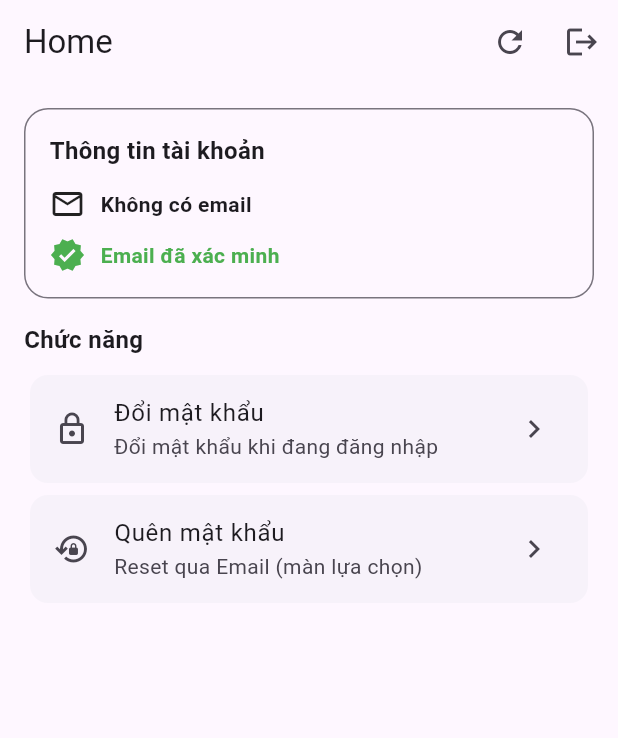
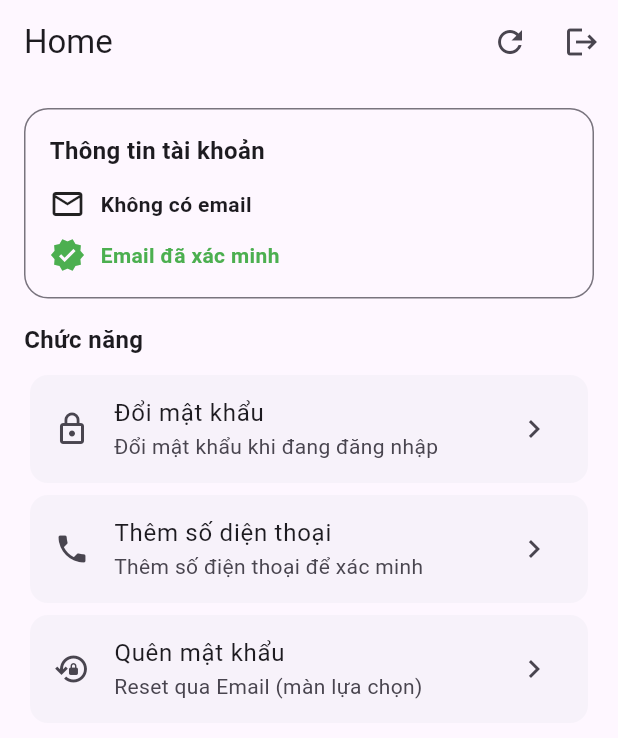
Before and after one commit to Percyy04/project_authen, a Flutter app: the screen it shows once a user with an empty profile is signed in, on a phone screen of 412 x 824 dp. Shown: the top 738 px of the screen. Run offline on Flutter 3.47's test engine with Material 3 defaults, Android fonts, the phone set to English and light mode, and no system bars; our stand-ins replace firebase_auth, firebase_core; accounts and stored records are empty.

Commit message:
Update `HomeScreen` to include a UI section for adding and verifying a phone number.

```diff
--- a/lib/screens/home_screen.dart
+++ b/lib/screens/home_screen.dart
@@ -64,6 +64,8 @@ class _HomeScreenState extends State<HomeScreen> {
     final user = authService.value.currentUser;
     final email = user?.email ?? '';
     final verified = user?.emailVerified ?? false;
+    final phoneVerified = user?.phoneNumber != null;
+
 
     return Scaffold(
       appBar: AppBar(
@@ -187,6 +189,17 @@ class _HomeScreenState extends State<HomeScreen> {
               subtitle: const Text('Đổi mật khẩu khi đang đăng nhập'),
               trailing: const Icon(Icons.chevron_right),
               onTap: _openChangePasswordDialog,
+            ),
+          ),
+
+          Card(
+            elevation: 0,
+            child: ListTile(
+              leading: const Icon(Icons.phone),
+              title: const Text('Thêm số diện thoại'),
+              subtitle: const Text('Thêm số điện thoại để xác minh'),
+              trailing: const Icon(Icons.chevron_right),
+              onTap: () => print('Update soon'),
             ),
           ),
 
```
